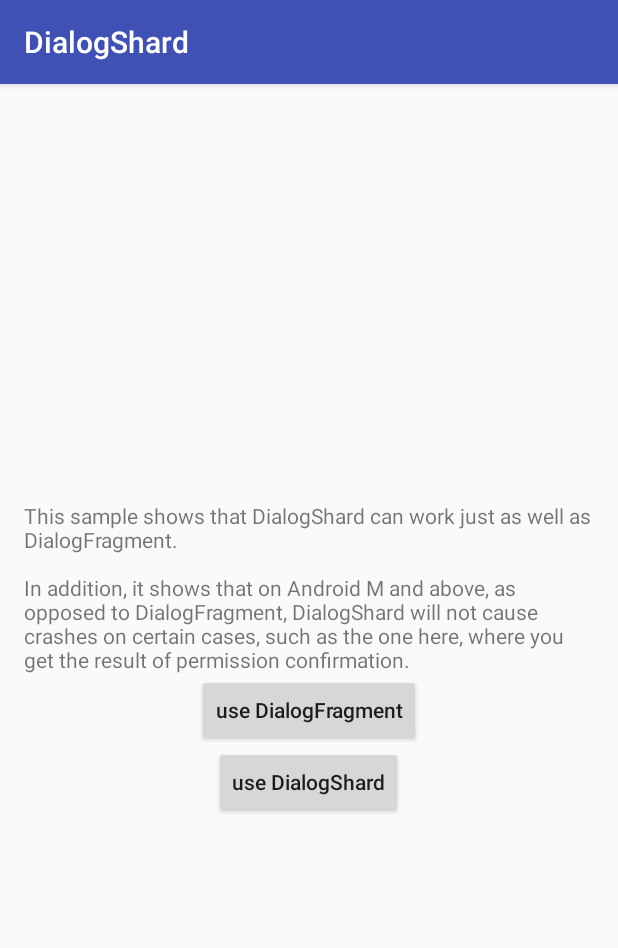
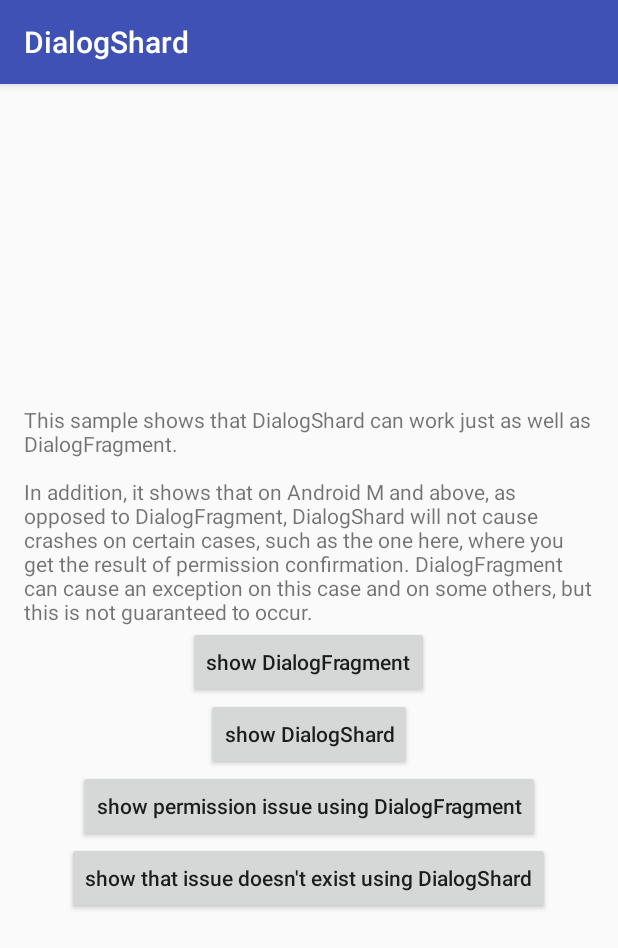
Before and after one commit to AndroidDeveloperLB/DialogShard, an Android app: the screen it shows after launch (MainActivity), on a phone screen of 412 x 824 dp. Shown: the top 948 px of the screen. Run offline under Robolectric (Android 15) with nearby library versions, the phone set to English and light mode, and no system bars.

Commit message:
updated demo

```diff
--- a/app/build.gradle
+++ b/app/build.gradle
@@ -25,6 +25,7 @@ dependencies {
         exclude group: 'com.android.support', module: 'support-annotations'
     })
     compile 'com.android.support:appcompat-v7:25.0.0'
+
     testCompile 'junit:junit:4.12'
     compile project(path: ':lib')
 }
--- a/app/src/main/AndroidManifest.xml
+++ b/app/src/main/AndroidManifest.xml
@@ -11,7 +11,9 @@
         android:label="@string/app_name"
         android:supportsRtl="true"
         android:theme="@style/AppTheme">
-        <activity android:name=".MainActivity">
+        <activity
+            android:name=".MainActivity"
+            android:screenOrientation="fullSensor">
             <intent-filter>
                 <action android:name="android.intent.action.MAIN"/>
 
--- a/app/src/main/res/layout/activity_main.xml
+++ b/app/src/main/res/layout/activity_main.xml
@@ -1,10 +1,16 @@
 <?xml version="1.0" encoding="utf-8"?>
-<LinearLayout
-    android:id="@+id/activity_main"
+<ScrollView
     xmlns:android="http://schemas.android.com/apk/res/android"
     xmlns:tools="http://schemas.android.com/tools"
     android:layout_width="match_parent"
-    android:layout_height="match_parent"
+    android:layout_height="match_parent">
+
+    <LinearLayout
+        xmlns:android="http://schemas.android.com/apk/res/android"
+        xmlns:tools="http://schemas.android.com/tools"
+        android:layout_width="match_parent"
+        android:layout_height="wrap_content"
+        android:layout_gravity="center"
         android:gravity="center"
         android:orientation="vertical"
         android:paddingBottom="@dimen/activity_vertical_margin"
@@ -19,14 +25,31 @@
             android:text="@string/demo_desc"/>
 
         <Button
-        android:id="@+id/useDialogFragmentButton" android:textAllCaps="false"
+            android:id="@+id/showDialogFragmentButton"
             android:layout_width="wrap_content"
             android:layout_height="wrap_content"
-        android:text="use DialogFragment"/>
+            android:text="show DialogFragment"
+            android:textAllCaps="false"/>
 
         <Button
-        android:id="@+id/useDialogShardButton" android:textAllCaps="false"
+            android:id="@+id/showDialogShardButton"
             android:layout_width="wrap_content"
             android:layout_height="wrap_content"
-        android:text="use DialogShard"/>
+            android:text="show DialogShard"
+            android:textAllCaps="false"/>
+
+        <Button
+            android:id="@+id/showPermissionIssueOnDialogFragmentButton"
+            android:layout_width="wrap_content"
+            android:layout_height="wrap_content"
+            android:text="show permission issue using DialogFragment"
+            android:textAllCaps="false"/>
+
+        <Button
+            android:id="@+id/showNoPermissionIssueOnDialogShardButton"
+            android:layout_width="wrap_content"
+            android:layout_height="wrap_content"
+            android:text="show that issue doesn't exist using DialogShard"
+            android:textAllCaps="false"/>
     </LinearLayout>
+</ScrollView>
--- a/app/src/main/res/values/strings.xml
+++ b/app/src/main/res/values/strings.xml
@@ -1,5 +1,6 @@
 <resources>
     <string name="app_name">DialogShard</string>
     <string name="demo_desc">This sample shows that DialogShard can work just as well as DialogFragment.
-\n\nIn addition, it shows that on Android M and above, as opposed to DialogFragment, DialogShard will not cause crashes on certain cases, such as the one here, where you get the result of permission confirmation.</string>
+\n\nIn addition, it shows that on Android M and above, as opposed to DialogFragment, DialogShard will not cause crashes on certain cases, such as the one here, where you get the result of permission confirmation.
+DialogFragment can cause an exception on this case and on some others, but this is not guaranteed to occur.</string>
 </resources>
```
Also changed, not shown: app/src/main/java/com/lb/dialogshard/MainActivity.java (+45 -25 lines). Lines whose indentation alone changed are shown as unchanged.
